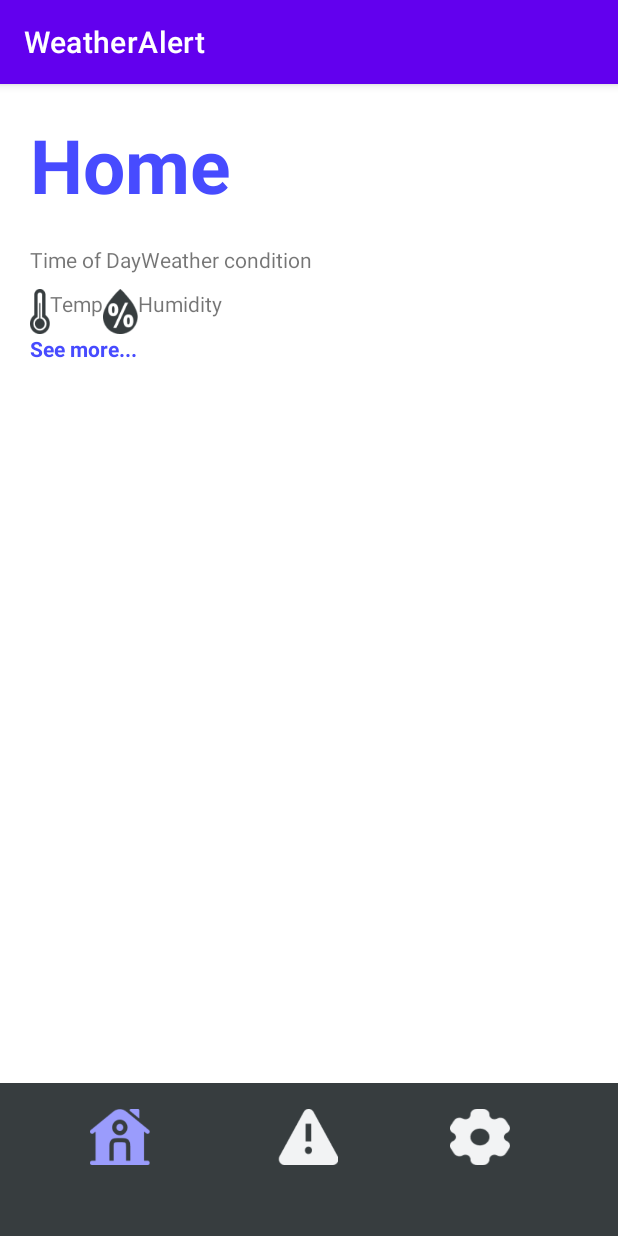
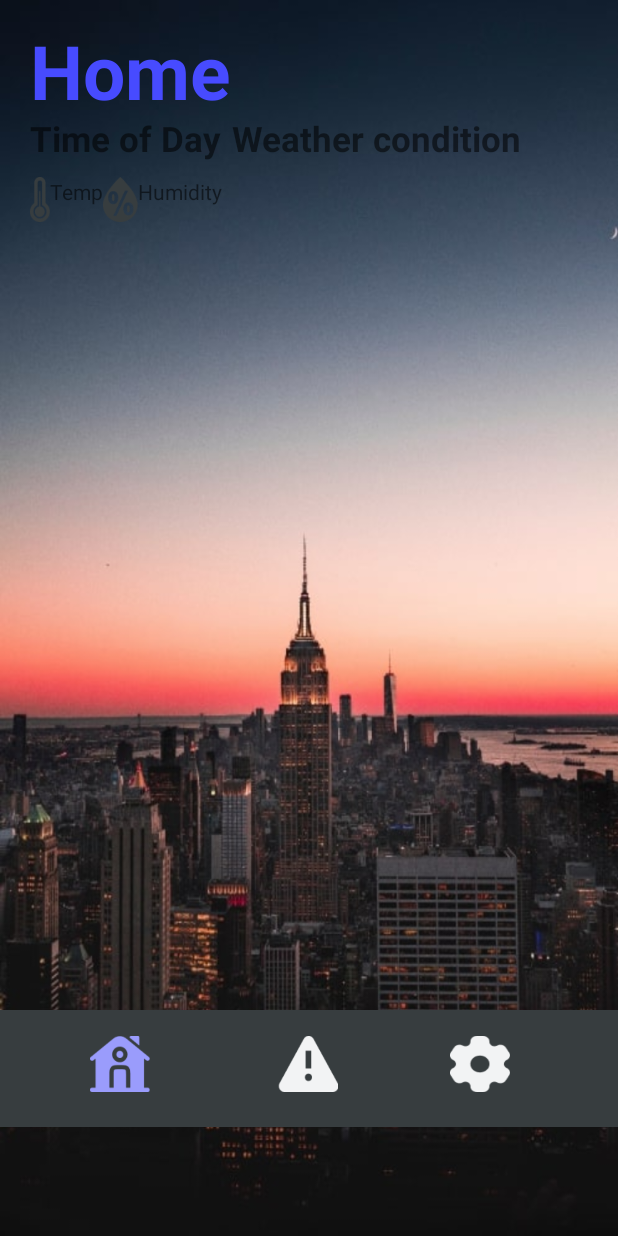
Before and after one commit to elshant/IAB330Ass2, an Android app: the LandingActivity screen opened directly, with no data from a screen before it, on a phone screen of 412 x 824 dp. Run offline under Robolectric (Android 15) with nearby library versions, the phone set to English and light mode, and no system bars; 2 statements that could not run were skipped.

Commit message:
Merge of 5fdbc8c and 8284e5a. Styling of home page complete.

```diff
--- a/app/src/main/java/com/iab330/weatheralert/MainActivity.java
+++ b/app/src/main/java/com/iab330/weatheralert/MainActivity.java
@@ -9,6 +9,7 @@ import android.content.IntentFilter;
 
 import android.graphics.Color;
 import android.os.Bundle;
+import android.view.View;
 import android.widget.ImageButton;
 import android.widget.LinearLayout;
 import android.widget.TextView;
@@ -16,12 +17,14 @@ import android.widget.TextView;
 import com.iab330.weatheralert.DB.TemperatureData;
 import com.iab330.weatheralert.SensorUtil.SensorService;
 
-public class MainActivity extends AppCompatActivity implements SensorEventListener {
+import java.util.Calendar;
+import java.util.Objects;
+
+public class MainActivity extends AppCompatActivity {
 
     ImageButton btnHome;
     ImageButton btnAlert;
     ImageButton btnSetting;
-    TextView dataLink;
     Intent service;
     SensorDataReceiver dataReceiver;
     LinearLayout mainLayout;
--- a/app/src/main/res/layout/activity_main.xml
+++ b/app/src/main/res/layout/activity_main.xml
@@ -2,82 +2,87 @@
 <LinearLayout xmlns:android="http://schemas.android.com/apk/res/android"
     xmlns:app="http://schemas.android.com/apk/res-auto"
     xmlns:tools="http://schemas.android.com/tools"
+    android:id="@+id/mainLayout"
     android:layout_width="match_parent"
     android:layout_height="match_parent"
-    android:orientation="vertical"
-    >
+    android:background="@drawable/background_1"
+    android:orientation="vertical">
 
+    <!--    @drawable/timo_wagner_ft6_ykb0nfg_unsplash-->
 
     <TextView
+        android:id="@+id/homeText"
         android:layout_width="match_parent"
         android:layout_height="wrap_content"
+        android:layout_marginBottom="-22dp"
+        android:includeFontPadding="false"
+        android:lineHeight="1dp"
         android:padding="20dp"
         android:text="Home"
+        android:textColor="#474BFF"
         android:textSize="50sp"
-        android:textColor="#474BFF"
-        android:textStyle="bold"
-        />
+        android:textStyle="bold" />
+
     <LinearLayout
+        android:id="@+id/conditionsDisplay"
         android:layout_width="wrap_content"
         android:layout_height="wrap_content"
-        android:orientation="horizontal"
-        android:layout_marginLeft="20dp">
+        android:layout_marginLeft="20dp"
+        android:orientation="horizontal">
+
         <TextView
             android:id="@+id/timeOfDay"
             android:layout_width="match_parent"
             android:layout_height="wrap_content"
-            android:text="Time of Day">
-        </TextView>
+            android:layout_marginEnd="7dp"
+            android:text="Time of Day"
+            android:textSize="23sp"
+            android:textStyle="bold"></TextView>
+
         <TextView
             android:id="@+id/weatherCondition"
             android:layout_width="wrap_content"
             android:layout_height="wrap_content"
-            android:text="Weather condition"/>
+            android:textSize="23sp"
+            android:textStyle="bold"
+            android:text="Weather condition" />
     </LinearLayout>
 
     <LinearLayout
+        android:id="@+id/sensorDataDisplay"
         android:layout_width="wrap_content"
         android:layout_height="wrap_content"
+        android:layout_marginLeft="20dp"
         android:layout_marginTop="10dp"
-        android:orientation="horizontal"
-        android:layout_marginLeft="20dp">
+        android:orientation="horizontal">
+
         <ImageView
             android:layout_width="13dp"
             android:layout_height="30dp"
-            android:background="@drawable/tempdark">
-        </ImageView>
+            android:background="@drawable/tempdark"></ImageView>
+
         <TextView
             android:id="@+id/temperature"
             android:layout_width="match_parent"
             android:layout_height="wrap_content"
-            android:text="Temp">
-        </TextView>
+            android:text="Temp"></TextView>
+
         <ImageView
             android:layout_width="23dp"
             android:layout_height="30dp"
-            android:background="@drawable/humiditydark"/>
+            android:background="@drawable/humiditydark" />
+
         <TextView
             android:id="@+id/humidity"
             android:layout_width="wrap_content"
             android:layout_height="wrap_content"
-            android:text="Humidity"/>
+            android:text="Humidity" />
     </LinearLayout>
-
-    <TextView
-        android:id="@+id/detailsText"
-        android:layout_width="wrap_content"
-        android:layout_height="wrap_content"
-        android:text="See more..."
-        android:textStyle="bold"
-        android:textColor="#474BFF"
-        android:clickable="true"
-        android:layout_marginLeft="20dp"
-        />
 
     <FrameLayout
         android:layout_width="match_parent"
-        android:layout_height="match_parent"
-        android:layout_marginTop="480dp"
+        android:layout_height="78dp"
+        android:layout_marginTop="525dp"
         android:background="#373D3F">
 
         <ImageButton
--- a/app/src/main/res/values/themes.xml
+++ b/app/src/main/res/values/themes.xml
@@ -1,7 +1,6 @@
 <resources xmlns:tools="http://schemas.android.com/tools">
     <!-- Base application theme. -->
-    <style name="Theme.WeatherAlert" parent="Theme.MaterialComponents.DayNight.DarkActionBar">
-        <!-- Primary brand color. -->
+    <style name="Theme.WeatherAlert" parent="Theme.MaterialComponents.DayNight.NoActionBar">
         <item name="colorPrimary">@color/purple_500</item>
         <item name="colorPrimaryVariant">@color/purple_700</item>
         <item name="colorOnPrimary">@color/white</item>
```
